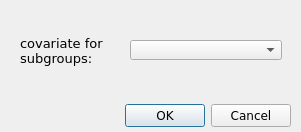
This is src/forms/cov_subgroup_dlg.ui in AliSalman-et-al/openmeta-analyst-community as Qt 5 draws it before an edit. The edited form follows.
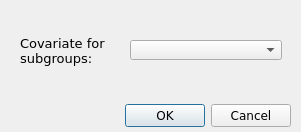
This is the edited form. Icons and pictures are not drawn.

What changed in the file:
```diff
--- a/src/forms/cov_subgroup_dlg.ui
+++ b/src/forms/cov_subgroup_dlg.ui
@@ -59,7 +59,7 @@
     </font>
    </property>
    <property name="text">
-    <string>covariate for 
+    <string>Covariate for
 subgroups:</string>
    </property>
   </widget>
```
